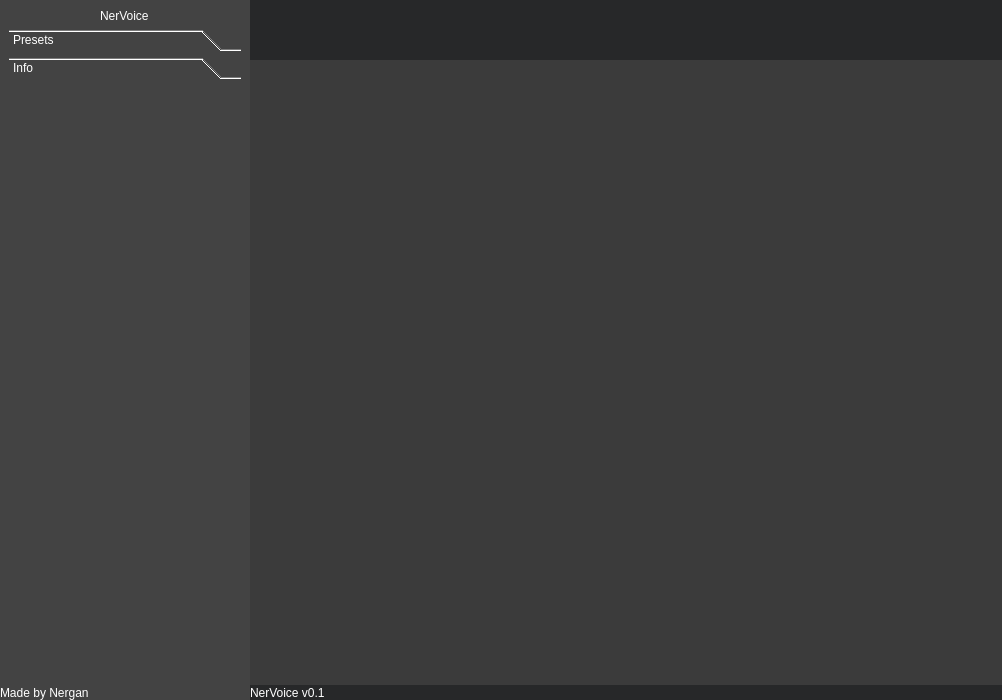
The window that src/app/design/untitled.ui (Nergan123/chessBot) describes before a commit, drawn with Qt 5.
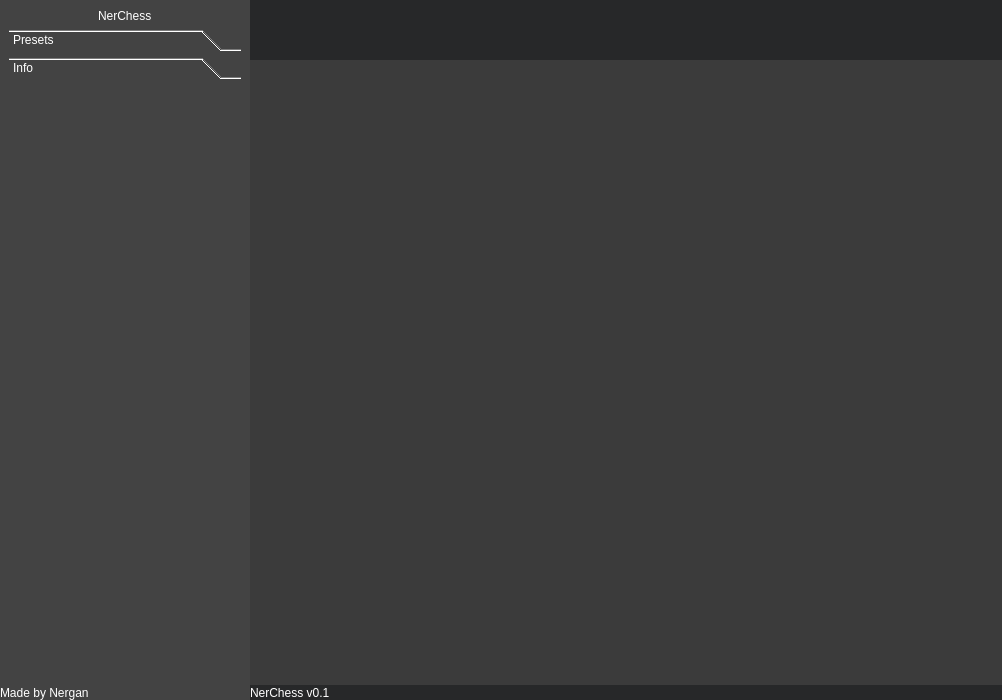
The same window after the commit. Icons and pictures are not drawn.

What changed in the file:
```diff
--- a/src/app/design/untitled.ui
+++ b/src/app/design/untitled.ui
@@ -159,7 +159,7 @@
                 <item alignment="Qt::AlignHCenter">
                  <widget class="QLabel" name="label_2">
                   <property name="text">
-                   <string>NerVoice</string>
+                   <string>NerChess</string>
                   </property>
                  </widget>
                 </item>
@@ -551,7 +551,7 @@
                 </size>
                </property>
                <property name="text">
-                <string>NerVoice v0.1</string>
+                <string>NerChess v0.1</string>
                </property>
               </widget>
              </item>
```
